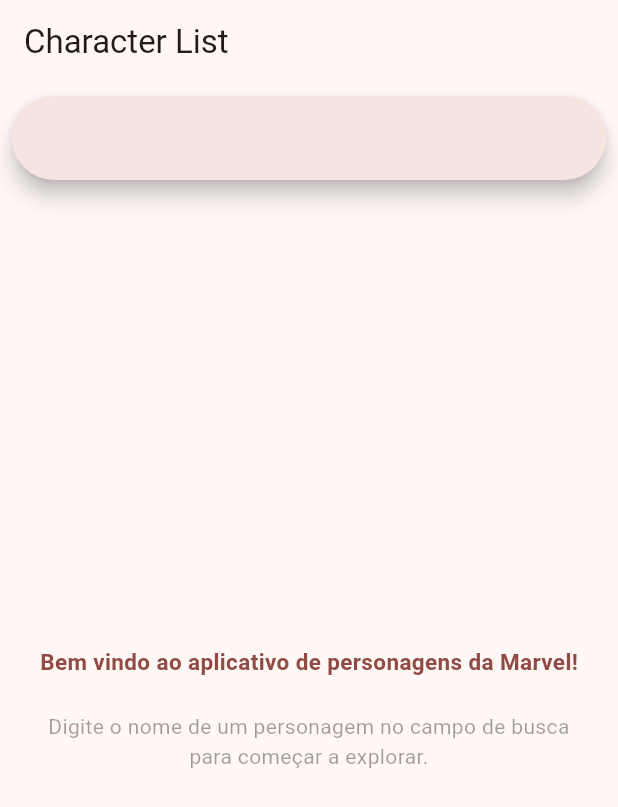
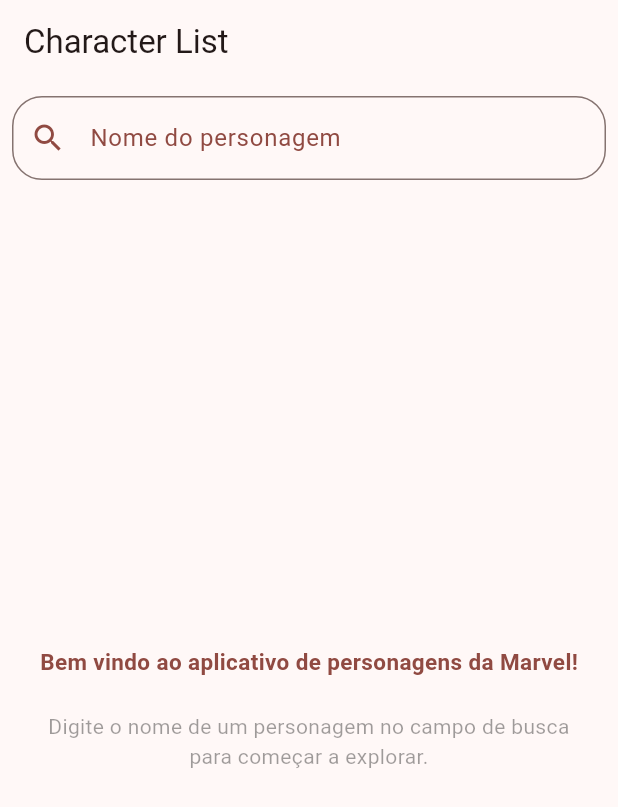
Before and after one commit to gabrielkipper1/desafio_objective, a Flutter app: the screen it shows after launch, on a phone screen of 412 x 824 dp. Shown: the top 807 px of the screen. Run offline on Flutter 3.47's test engine with Material 3 defaults, Android fonts, the phone set to English and light mode, and no system bars; our stand-ins replace bloc, dio, equatable, flutter_bloc, flutter_modular, responsive_framework and 1 more; missing offline and left inert: number_paginator.

Commit message:
update search bar widget
- replace search bar for a text form field
- adds style to the text field
- update tests

```diff
--- a/lib/src/character_list/widgets/character_list_search_bar.dart
+++ b/lib/src/character_list/widgets/character_list_search_bar.dart
@@ -21,9 +21,17 @@ class _CharacterListSearchBarState extends State<CharacterListSearchBar> {
         padding: const EdgeInsets.all(8.0),
         child: SizedBox(
           width: 500,
-          child: SearchBar(
+          child: TextFormField(
             key: const Key("search_bar"),
             controller: _searchTextController,
+            decoration: InputDecoration(
+              focusColor: Theme.of(context).primaryColor,
+              hintText: "Nome do personagem",
+              border: const OutlineInputBorder(borderRadius: BorderRadius.all(Radius.circular(20))),
+              labelStyle: TextStyle(color: Theme.of(context).colorScheme.primary),
+              hintStyle: TextStyle(color: Theme.of(context).colorScheme.primary),
+              prefixIcon: Icon(Icons.search, color: Theme.of(context).colorScheme.primary),
+            ),
             onChanged: (value) =>
                 Provider.of<CharacterListBloc>(context, listen: false).add(SearchCharactersEvent(query: value, limit: 4, offset: 0)),
           ),
```
Also changed, not shown: 1 other file.
